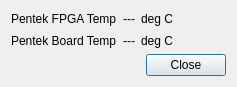
Before: the Qt Designer form src/hcrgui/HcrdrxDetails.ui in NCAR/HCR_instrument, drawn with Qt 5.
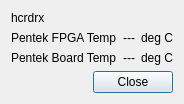
After: the same form once the commit is applied.

Commit message: Improved and made consistent the handling of daemon responsiveness in the global status lights and in the per-daemon details widgets.

Patch:
```diff
--- a/src/hcrgui/HcrdrxDetails.ui
+++ b/src/hcrgui/HcrdrxDetails.ui
@@ -6,21 +6,30 @@
    <rect>
     <x>0</x>
     <y>0</y>
-    <width>237</width>
-    <height>87</height>
+    <width>182</width>
+    <height>102</height>
    </rect>
   </property>
   <property name="windowTitle">
    <string>hcrdrx Details</string>
   </property>
+  <layout class="QGridLayout" name="gridLayout_2">
+   <item row="1" column="0" colspan="3">
+    <widget class="QFrame" name="statusFrame">
+     <property name="frameShape">
+      <enum>QFrame::NoFrame</enum>
+     </property>
+     <property name="frameShadow">
+      <enum>QFrame::Raised</enum>
+     </property>
   <layout class="QGridLayout" name="gridLayout">
-   <item row="1" column="1">
-    <widget class="QLabel" name="pentekBoardTempValue">
-     <property name="text">
-      <string>---</string>
-     </property>
-     <property name="alignment">
-      <set>Qt::AlignRight|Qt::AlignTrailing|Qt::AlignVCenter</set>
+      <property name="margin">
+       <number>0</number>
+      </property>
+      <item row="0" column="0">
+       <widget class="QLabel" name="pentekFpgaTempLabel">
+        <property name="text">
+         <string>Pentek FPGA Temp</string>
      </property>
     </widget>
    </item>
@@ -41,13 +50,6 @@
      </property>
     </widget>
    </item>
-   <item row="0" column="0">
-    <widget class="QLabel" name="pentekFpgaTempLabel">
-     <property name="text">
-      <string>Pentek FPGA Temp</string>
-     </property>
-    </widget>
-   </item>
    <item row="0" column="2">
     <widget class="QLabel" name="unitLabel">
      <property name="text">
@@ -62,6 +64,19 @@
      </property>
     </widget>
    </item>
+      <item row="1" column="1">
+       <widget class="QLabel" name="pentekBoardTempValue">
+        <property name="text">
+         <string>---</string>
+        </property>
+        <property name="alignment">
+         <set>Qt::AlignRight|Qt::AlignTrailing|Qt::AlignVCenter</set>
+        </property>
+       </widget>
+      </item>
+     </layout>
+    </widget>
+   </item>
    <item row="2" column="2">
     <widget class="QDialogButtonBox" name="buttonBox">
      <property name="orientation">
@@ -72,6 +87,19 @@
      </property>
     </widget>
    </item>
+   <item row="0" column="0" colspan="3">
+    <widget class="QLabel" name="daemonRespondingLabel">
+     <property name="sizePolicy">
+      <sizepolicy hsizetype="MinimumExpanding" vsizetype="Preferred">
+       <horstretch>0</horstretch>
+       <verstretch>0</verstretch>
+      </sizepolicy>
+     </property>
+     <property name="text">
+      <string>hcrdrx</string>
+     </property>
+    </widget>
+   </item>
   </layout>
  </widget>
  <resources/>
```
Left out of the diff: 4 changed lines with no effect on the pictures. Lines whose indentation alone changed are shown as unchanged. The commit also changes 18 other files.
